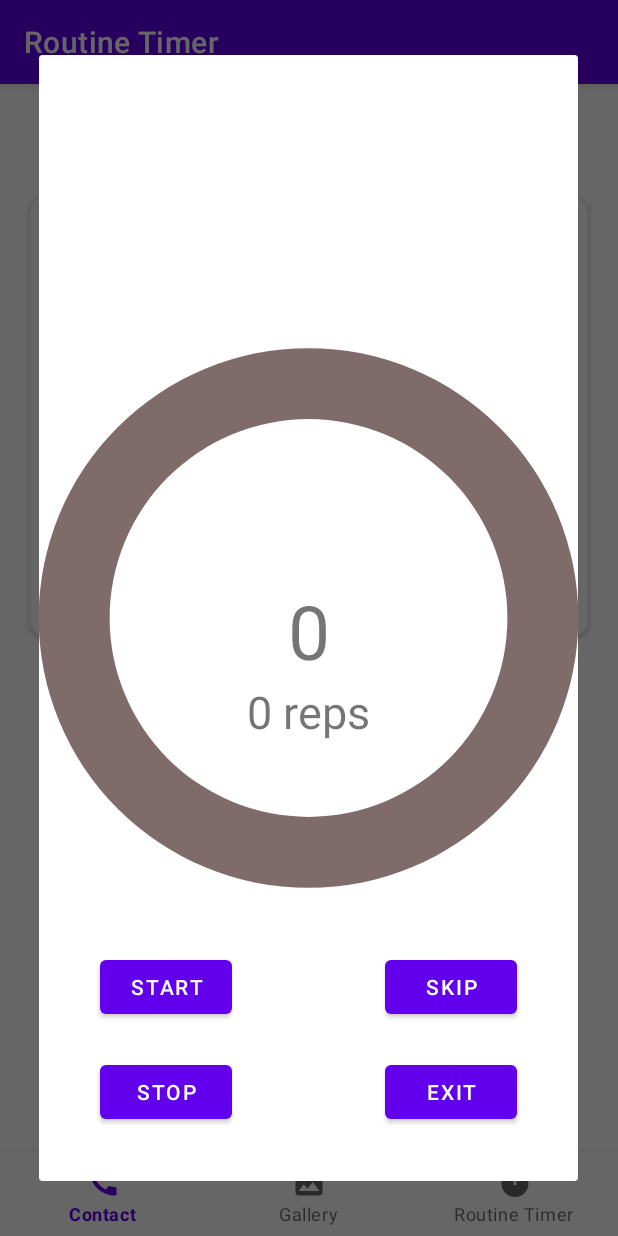
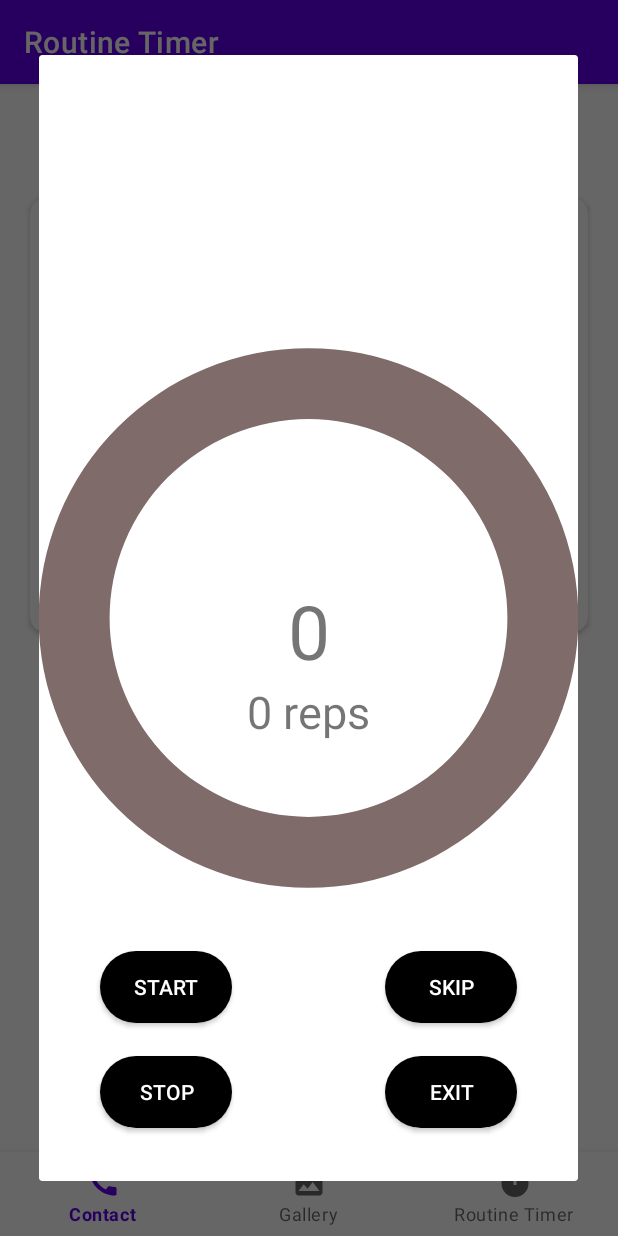
Before and after one commit to SeongrokKim/2023S_MadCampWeek1, an Android app: the NotificationsFragment screen opened through its navigation route, after a tap on "확인", on a phone screen of 412 x 824 dp. Run offline under Robolectric (Android 15) with nearby library versions, the phone set to English and light mode, and no system bars; our stand-ins replace navigation-ui; 2 statements that could not run were skipped; 3 other taps on this screen came first.

Commit message:
update ui

```diff
--- a/app/src/main/AndroidManifest.xml
+++ b/app/src/main/AndroidManifest.xml
@@ -17,6 +17,7 @@
         android:supportsRtl="true"
         android:theme="@style/Theme.MadCampWeek1"
         tools:targetApi="31">
+        <activity android:name=".Splash"/>
         <activity
             android:name=".MainActivity"
             android:exported="true"
--- a/app/src/main/java/com/example/madcampweek1/MainActivity.java
+++ b/app/src/main/java/com/example/madcampweek1/MainActivity.java
@@ -1,6 +1,7 @@
 package com.example.madcampweek1;
 
 import android.os.Bundle;
+import android.os.Handler;
 import android.widget.PopupWindow;
 
 import com.google.android.material.bottomnavigation.BottomNavigationView;
@@ -20,7 +21,6 @@ public class MainActivity extends AppCompatActivity {
     @Override
     protected void onCreate(Bundle savedInstanceState) {
         super.onCreate(savedInstanceState);
-
         binding = ActivityMainBinding.inflate(getLayoutInflater());
         setContentView(binding.getRoot());
 
--- /dev/null
+++ b/app/src/main/res/drawable/solid_button.xml
@@ -0,0 +1,10 @@
+<?xml version="1.0" encoding="utf-8"?>
+<shape xmlns:android="http://schemas.android.com/apk/res/android">
+
+    <solid
+        android:color="#000000"/>
+
+    <corners
+        android:radius="30dp"/>
+
+</shape>
--- a/app/src/main/res/layout/card_item.xml
+++ b/app/src/main/res/layout/card_item.xml
@@ -27,7 +27,7 @@
                     android:layout_width="match_parent"
                     android:layout_height="wrap_content"
                     android:text="루틴" />
-                <Button
+                <androidx.appcompat.widget.AppCompatButton
                     android:id="@+id/btnDelete"
                     android:layout_width="40dp"
                     android:layout_height="40dp"
@@ -67,12 +67,16 @@
                 android:layout_gravity="center"
                 android:orientation="horizontal">
 
-                <Button
+                <androidx.appcompat.widget.AppCompatButton
                     android:id="@+id/btnAddExercise"
-                    android:layout_width="wrap_content"
+                    android:layout_width="20dp"
                     android:layout_height="wrap_content"
                     android:layout_gravity="center"
                     android:layout_weight="1"
+                    android:minWidth="40dp"
+                    android:minHeight="5dp"
+                    android:background="@drawable/solid_button"
+                    android:textColor="#FFFFFF"
                     android:text="운동 추가" />
 
             </LinearLayout>
@@ -96,20 +100,17 @@
                     android:layout_height="wrap_content"
                     android:layout_toRightOf="@+id/textViewNumOfCycles"/>
 
-                <Button
+                <androidx.appcompat.widget.AppCompatButton
                     android:id="@+id/btnCheck"
                     android:layout_width="wrap_content"
                     android:layout_height="wrap_content"
+                    android:minWidth="40dp"
+                    android:minHeight="5dp"
                     android:layout_alignParentEnd="true"
+                    android:background="@drawable/solid_button"
+                    android:textColor="#FFFFFF"
                     android:text="확인" />
 
-                <Button
-                    android:id="@+id/btnStart"
-                    android:layout_width="wrap_content"
-                    android:layout_height="wrap_content"
-                    android:layout_alignParentEnd="true"
-                    android:text="시작"
-                    android:visibility="invisible"/>
             </RelativeLayout>
 
 
--- a/app/src/main/res/layout/exercise_item.xml
+++ b/app/src/main/res/layout/exercise_item.xml
@@ -43,7 +43,7 @@
         android:hint="분"
         android:textSize="15dp" />
 
-    <Button
+    <androidx.appcompat.widget.AppCompatButton
         android:id="@+id/btnDelete"
         android:layout_width="40dp"
         android:layout_height="40dp"
--- a/app/src/main/res/layout/fragment_dashboard.xml
+++ b/app/src/main/res/layout/fragment_dashboard.xml
@@ -6,11 +6,13 @@
     android:layout_height="match_parent"
     tools:context=".ui.dashboard.DashboardFragment">
 
-    <Button
+    <androidx.appcompat.widget.AppCompatButton
         android:id="@+id/button_gallery_add_line"
         android:layout_width="wrap_content"
         android:layout_height="wrap_content"
         android:text="Make New Photo!"
+        android:background="@drawable/solid_button"
+        android:textColor="#FFFFFF"
         android:visibility="visible"
         app:layout_constraintBottom_toTopOf="@+id/text_number_of_lines"
         app:layout_constraintEnd_toEndOf="parent"
--- a/app/src/main/res/layout/fragment_notifications.xml
+++ b/app/src/main/res/layout/fragment_notifications.xml
@@ -26,11 +26,15 @@
             android:scrollbars="vertical"
             />
 
-        <Button
+        <androidx.appcompat.widget.AppCompatButton
             android:id="@+id/btnAddRoutine"
             android:layout_width="wrap_content"
             android:layout_height="0dp"
             android:text="루틴 추가"
+            android:minWidth="50dp"
+            android:minHeight="30dp"
+            android:background="@drawable/solid_button"
+            android:textColor="#FFFFFF"
             app:layout_constraintVertical_weight="1"
             app:layout_constraintLeft_toLeftOf="parent"
             app:layout_constraintRight_toRightOf="parent"
--- a/app/src/main/res/layout/fragment_timer_dialog.xml
+++ b/app/src/main/res/layout/fragment_timer_dialog.xml
@@ -68,11 +68,13 @@
         app:layout_constraintHorizontal_bias="0.5"
         app:layout_constraintStart_toStartOf="parent" />
 
-    <Button
+    <androidx.appcompat.widget.AppCompatButton
         android:id="@+id/buttonSkip"
         android:layout_width="wrap_content"
         android:layout_height="wrap_content"
         android:text="Skip"
+        android:background="@drawable/solid_button"
+        android:textColor="#FFFFFF"
         app:layout_constraintBottom_toBottomOf="parent"
         app:layout_constraintEnd_toEndOf="parent"
         app:layout_constraintHorizontal_bias="0.85"
@@ -80,11 +82,13 @@
         app:layout_constraintTop_toTopOf="parent"
         app:layout_constraintVertical_bias="0.85" />
 
-    <Button
+    <androidx.appcompat.widget.AppCompatButton
         android:id="@+id/buttonExit"
         android:layout_width="wrap_content"
         android:layout_height="wrap_content"
         android:text="Exit"
+        android:background="@drawable/solid_button"
+        android:textColor="#FFFFFF"
         app:layout_constraintBottom_toBottomOf="parent"
         app:layout_constraintEnd_toEndOf="parent"
         app:layout_constraintHorizontal_bias="0.85"
@@ -92,11 +96,13 @@
         app:layout_constraintTop_toTopOf="parent"
         app:layout_constraintVertical_bias="0.95"/>
 
-    <Button
+    <androidx.appcompat.widget.AppCompatButton
         android:id="@+id/buttonStart"
         android:layout_width="wrap_content"
         android:layout_height="wrap_content"
         android:text="Start"
+        android:background="@drawable/solid_button"
+        android:textColor="#FFFFFF"
         app:layout_constraintBottom_toBottomOf="parent"
         app:layout_constraintEnd_toEndOf="parent"
         app:layout_constraintHorizontal_bias="0.15"
@@ -104,11 +110,13 @@
         app:layout_constraintTop_toTopOf="parent"
         app:layout_constraintVertical_bias="0.85" />
 
-    <Button
+    <androidx.appcompat.widget.AppCompatButton
         android:id="@+id/buttonStop"
         android:layout_width="wrap_content"
         android:layout_height="wrap_content"
         android:text="Stop"
+        android:background="@drawable/solid_button"
+        android:textColor="#FFFFFF"
         app:layout_constraintBottom_toBottomOf="parent"
         app:layout_constraintEnd_toEndOf="parent"
         app:layout_constraintHorizontal_bias="0.15"
--- a/app/src/main/res/layout/item.xml
+++ b/app/src/main/res/layout/item.xml
@@ -6,7 +6,7 @@
         android:id="@+id/nameItem"
         android:layout_width="wrap_content"
         android:layout_height="wrap_content"
-        android:textColor="#0000ff"
+        android:textColor="#000000"
         android:textSize="20dp" />
 
     <TextView
@@ -15,5 +15,6 @@
         android:layout_height="wrap_content"
         android:layout_below="@+id/nameItem"
         android:layout_alignLeft="@+id/nameItem"
+        android:textColor="#787878"
         android:textSize="15dp" />
 </RelativeLayout>
```
Also changed, not shown: app/src/main/java/com/example/madcampweek1/splash.java (added, +33 -0 lines), app/src/main/res/layout/activity_splash.xml (added, +7 -0 lines), app/src/main/res/layout/fragment_home.xml (+10 -2 lines), app/src/main/res/layout/fragment_image_augment_dialog.xml (+6 -2 lines), app/src/main/res/layout/fragment_timer.xml (+12 -4 lines), app/src/main/res/drawable/splash.PNG (added).
